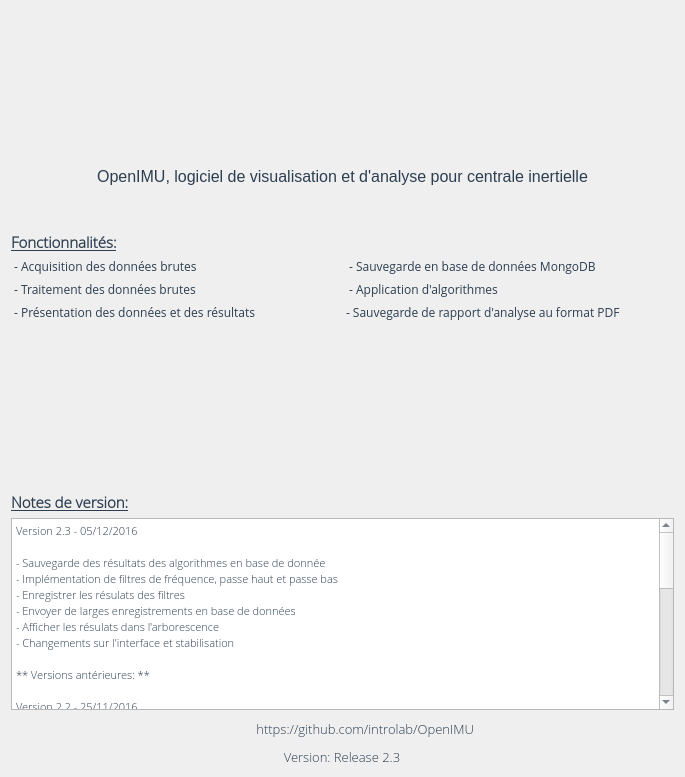
Above: applicationOpenimu/app/widgets/HomeWidget.ui from introlab/OpenIMU before the change. Below: the same form after it.
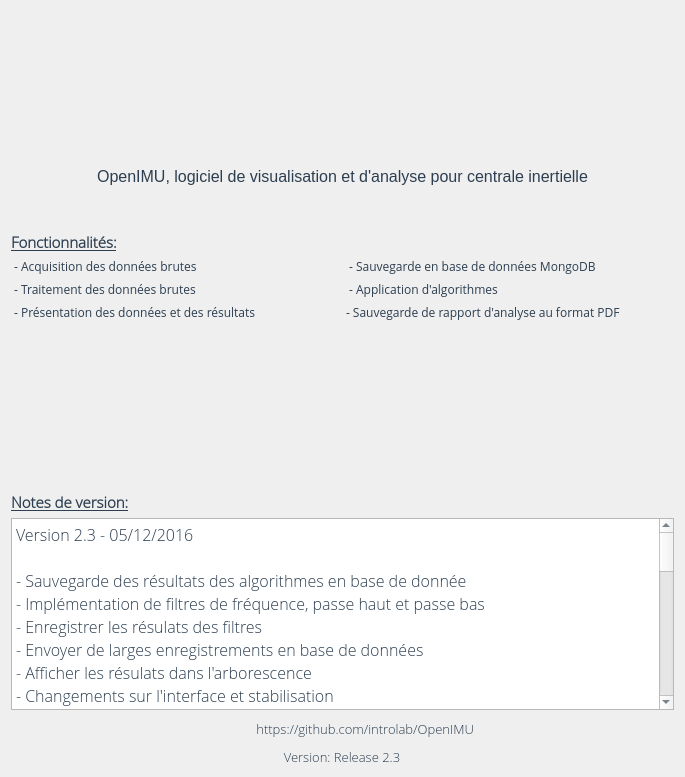
That is the form after the change. Icons and pictures are not drawn.

What changed in the file:
```diff
--- a/applicationOpenimu/app/widgets/HomeWidget.ui
+++ b/applicationOpenimu/app/widgets/HomeWidget.ui
@@ -337,40 +337,40 @@
 &lt;html&gt;&lt;head&gt;&lt;meta name=&quot;qrichtext&quot; content=&quot;1&quot; /&gt;&lt;style type=&quot;text/css&quot;&gt;
 p, li { white-space: pre-wrap; }
 &lt;/style&gt;&lt;/head&gt;&lt;body style=&quot; font-family:'Open Sans Light'; font-size:12pt; font-weight:400; font-style:normal;&quot;&gt;
-&lt;p style=&quot; margin-top:0px; margin-bottom:0px; margin-left:0px; margin-right:0px; -qt-block-indent:0; text-indent:0px;&quot;&gt;&lt;span style=&quot; font-family:'MS Shell Dlg 2'; font-size:8pt;&quot;&gt;Version 2.3 - 05/12/2016&lt;/span&gt;&lt;/p&gt;
-&lt;p style=&quot;-qt-paragraph-type:empty; margin-top:0px; margin-bottom:0px; margin-left:0px; margin-right:0px; -qt-block-indent:0; text-indent:0px; font-family:'MS Shell Dlg 2'; font-size:8pt;&quot;&gt;&lt;br /&gt;&lt;/p&gt;
-&lt;p style=&quot; margin-top:0px; margin-bottom:0px; margin-left:0px; margin-right:0px; -qt-block-indent:0; text-indent:0px;&quot;&gt;&lt;span style=&quot; font-family:'MS Shell Dlg 2'; font-size:8pt;&quot;&gt;- Sauvegarde des résultats des algorithmes en base de donnée&lt;/span&gt;&lt;/p&gt;
-&lt;p style=&quot; margin-top:0px; margin-bottom:0px; margin-left:0px; margin-right:0px; -qt-block-indent:0; text-indent:0px;&quot;&gt;&lt;span style=&quot; font-family:'MS Shell Dlg 2'; font-size:8pt;&quot;&gt;- Implémentation de filtres de fréquence, passe haut et passe bas&lt;/span&gt;&lt;/p&gt;
-&lt;p style=&quot; margin-top:0px; margin-bottom:0px; margin-left:0px; margin-right:0px; -qt-block-indent:0; text-indent:0px;&quot;&gt;&lt;span style=&quot; font-family:'MS Shell Dlg 2'; font-size:8pt;&quot;&gt;- Enregistrer les résulats des filtres&lt;/span&gt;&lt;/p&gt;
-&lt;p style=&quot; margin-top:0px; margin-bottom:0px; margin-left:0px; margin-right:0px; -qt-block-indent:0; text-indent:0px;&quot;&gt;&lt;span style=&quot; font-family:'MS Shell Dlg 2'; font-size:8pt;&quot;&gt;- Envoyer de larges enregistrements en base de données&lt;/span&gt;&lt;/p&gt;
-&lt;p style=&quot; margin-top:0px; margin-bottom:0px; margin-left:0px; margin-right:0px; -qt-block-indent:0; text-indent:0px;&quot;&gt;&lt;span style=&quot; font-family:'MS Shell Dlg 2'; font-size:8pt;&quot;&gt;- Afficher les résulats dans l'arborescence&lt;/span&gt;&lt;/p&gt;
-&lt;p style=&quot; margin-top:0px; margin-bottom:0px; margin-left:0px; margin-right:0px; -qt-block-indent:0; text-indent:0px;&quot;&gt;&lt;span style=&quot; font-family:'MS Shell Dlg 2'; font-size:8pt;&quot;&gt;- Changements sur l'interface et stabilisation&lt;/span&gt;&lt;/p&gt;
-&lt;p style=&quot;-qt-paragraph-type:empty; margin-top:0px; margin-bottom:0px; margin-left:0px; margin-right:0px; -qt-block-indent:0; text-indent:0px; font-family:'MS Shell Dlg 2'; font-size:8pt;&quot;&gt;&lt;br /&gt;&lt;/p&gt;
-&lt;p style=&quot; margin-top:0px; margin-bottom:0px; margin-left:0px; margin-right:0px; -qt-block-indent:0; text-indent:0px;&quot;&gt;&lt;span style=&quot; font-family:'MS Shell Dlg 2'; font-size:8pt;&quot;&gt;** Versions antérieures: **&lt;/span&gt;&lt;/p&gt;
-&lt;p style=&quot;-qt-paragraph-type:empty; margin-top:0px; margin-bottom:0px; margin-left:0px; margin-right:0px; -qt-block-indent:0; text-indent:0px; font-family:'MS Shell Dlg 2'; font-size:8pt;&quot;&gt;&lt;br /&gt;&lt;/p&gt;
-&lt;p style=&quot; margin-top:0px; margin-bottom:0px; margin-left:0px; margin-right:0px; -qt-block-indent:0; text-indent:0px;&quot;&gt;&lt;span style=&quot; font-family:'MS Shell Dlg 2'; font-size:8pt;&quot;&gt;Version 2.2 - 25/11/2016&lt;/span&gt;&lt;/p&gt;
-&lt;p style=&quot;-qt-paragraph-type:empty; margin-top:0px; margin-bottom:0px; margin-left:0px; margin-right:0px; -qt-block-indent:0; text-indent:0px; font-family:'MS Shell Dlg 2'; font-size:8pt;&quot;&gt;&lt;br /&gt;&lt;/p&gt;
-&lt;p style=&quot; margin-top:0px; margin-bottom:0px; margin-left:0px; margin-right:0px; -qt-block-indent:0; text-indent:0px;&quot;&gt;&lt;span style=&quot; font-family:'MS Shell Dlg 2'; font-size:8pt;&quot;&gt;- Renommer les enregistrements &lt;/span&gt;&lt;/p&gt;
-&lt;p style=&quot; margin-top:0px; margin-bottom:0px; margin-left:0px; margin-right:0px; -qt-block-indent:0; text-indent:0px;&quot;&gt;&lt;span style=&quot; font-family:'MS Shell Dlg 2'; font-size:8pt;&quot;&gt;- Découper les enregistrements par tranche horaire &lt;/span&gt;&lt;/p&gt;
-&lt;p style=&quot; margin-top:0px; margin-bottom:0px; margin-left:0px; margin-right:0px; -qt-block-indent:0; text-indent:0px;&quot;&gt;&lt;span style=&quot; font-family:'MS Shell Dlg 2'; font-size:8pt;&quot;&gt;- Arborescence des enregistrements sous forme d'arbre              &lt;/span&gt;&lt;/p&gt;
-&lt;p style=&quot; margin-top:0px; margin-bottom:0px; margin-left:0px; margin-right:0px; -qt-block-indent:0; text-indent:0px;&quot;&gt;&lt;span style=&quot; font-family:'MS Shell Dlg 2'; font-size:8pt;&quot;&gt;- Algorithme FFT en python &lt;/span&gt;&lt;/p&gt;
-&lt;p style=&quot; margin-top:0px; margin-bottom:0px; margin-left:0px; margin-right:0px; -qt-block-indent:0; text-indent:0px;&quot;&gt;&lt;span style=&quot; font-family:'MS Shell Dlg 2'; font-size:8pt;&quot;&gt;- Exportation PDF des résultats &lt;/span&gt;&lt;/p&gt;
-&lt;p style=&quot; margin-top:0px; margin-bottom:0px; margin-left:0px; margin-right:0px; -qt-block-indent:0; text-indent:0px;&quot;&gt;&lt;span style=&quot; font-family:'MS Shell Dlg 2'; font-size:8pt;&quot;&gt;- Affichage du temps de calcul pour les algorithmes&lt;/span&gt;&lt;/p&gt;
-&lt;p style=&quot;-qt-paragraph-type:empty; margin-top:0px; margin-bottom:0px; margin-left:0px; margin-right:0px; -qt-block-indent:0; text-indent:0px; font-family:'MS Shell Dlg 2'; font-size:8pt;&quot;&gt;&lt;br /&gt;&lt;/p&gt;
-&lt;p style=&quot; margin-top:0px; margin-bottom:0px; margin-left:0px; margin-right:0px; -qt-block-indent:0; text-indent:0px;&quot;&gt;&lt;span style=&quot; font-family:'MS Shell Dlg 2'; font-size:8pt;&quot;&gt;Version 2.1 - 06/11/2016&lt;/span&gt;&lt;/p&gt;
-&lt;p style=&quot;-qt-paragraph-type:empty; margin-top:0px; margin-bottom:0px; margin-left:0px; margin-right:0px; -qt-block-indent:0; text-indent:0px; font-family:'MS Shell Dlg 2'; font-size:8pt;&quot;&gt;&lt;br /&gt;&lt;/p&gt;
-&lt;p style=&quot; margin-top:0px; margin-bottom:0px; margin-left:0px; margin-right:0px; -qt-block-indent:0; text-indent:0px;&quot;&gt;&lt;span style=&quot; font-family:'MS Shell Dlg 2'; font-size:8pt;&quot;&gt;- Suppression des enregistrements &lt;/span&gt;&lt;/p&gt;
-&lt;p style=&quot; margin-top:0px; margin-bottom:0px; margin-left:0px; margin-right:0px; -qt-block-indent:0; text-indent:0px;&quot;&gt;&lt;span style=&quot; font-family:'MS Shell Dlg 2'; font-size:8pt;&quot;&gt;- Tabulation pour chaque résultat &lt;/span&gt;&lt;/p&gt;
-&lt;p style=&quot; margin-top:0px; margin-bottom:0px; margin-left:0px; margin-right:0px; -qt-block-indent:0; text-indent:0px;&quot;&gt;&lt;span style=&quot; font-family:'MS Shell Dlg 2'; font-size:8pt;&quot;&gt;- Crash sur importation résolue&lt;/span&gt;&lt;/p&gt;
-&lt;p style=&quot; margin-top:0px; margin-bottom:0px; margin-left:0px; margin-right:0px; -qt-block-indent:0; text-indent:0px;&quot;&gt;&lt;span style=&quot; font-family:'MS Shell Dlg 2'; font-size:8pt;&quot;&gt;- Diminution du temps de lancement de l'application&lt;/span&gt;&lt;/p&gt;
-&lt;p style=&quot;-qt-paragraph-type:empty; margin-top:0px; margin-bottom:0px; margin-left:0px; margin-right:0px; -qt-block-indent:0; text-indent:0px; font-family:'MS Shell Dlg 2'; font-size:8pt;&quot;&gt;&lt;br /&gt;&lt;/p&gt;
-&lt;p style=&quot; margin-top:0px; margin-bottom:0px; margin-left:0px; margin-right:0px; -qt-block-indent:0; text-indent:0px;&quot;&gt;&lt;span style=&quot; font-family:'MS Shell Dlg 2'; font-size:8pt;&quot;&gt;Version 2.0 - 24/10/2016&lt;/span&gt;&lt;/p&gt;
-&lt;p style=&quot;-qt-paragraph-type:empty; margin-top:0px; margin-bottom:0px; margin-left:0px; margin-right:0px; -qt-block-indent:0; text-indent:0px; font-family:'MS Shell Dlg 2'; font-size:8pt;&quot;&gt;&lt;br /&gt;&lt;/p&gt;
-&lt;p style=&quot; margin-top:0px; margin-bottom:0px; margin-left:0px; margin-right:0px; -qt-block-indent:0; text-indent:0px;&quot;&gt;&lt;span style=&quot; font-family:'MS Shell Dlg 2'; font-size:8pt;&quot;&gt;- Sauvegarde en base de données &lt;/span&gt;&lt;/p&gt;
-&lt;p style=&quot; margin-top:0px; margin-bottom:0px; margin-left:0px; margin-right:0px; -qt-block-indent:0; text-indent:0px;&quot;&gt;&lt;span style=&quot; font-family:'MS Shell Dlg 2'; font-size:8pt;&quot;&gt;- Application d'algorithmes en python sur les données&lt;/span&gt;&lt;/p&gt;
-&lt;p style=&quot; margin-top:0px; margin-bottom:0px; margin-left:0px; margin-right:0px; -qt-block-indent:0; text-indent:0px;&quot;&gt;&lt;span style=&quot; font-family:'MS Shell Dlg 2'; font-size:8pt;&quot;&gt;- Implémentation de l'algorithme: temps d'activité &lt;/span&gt;&lt;/p&gt;
-&lt;p style=&quot; margin-top:0px; margin-bottom:0px; margin-left:0px; margin-right:0px; -qt-block-indent:0; text-indent:0px;&quot;&gt;&lt;span style=&quot; font-family:'MS Shell Dlg 2'; font-size:8pt;&quot;&gt;- Améliorations de l'interface utilisateur &lt;/span&gt;&lt;/p&gt;
-&lt;p style=&quot; margin-top:0px; margin-bottom:0px; margin-left:0px; margin-right:0px; -qt-block-indent:0; text-indent:0px;&quot;&gt;&lt;span style=&quot; font-family:'MS Shell Dlg 2'; font-size:8pt;&quot;&gt;- Centrale inertielle supportée dans cette version: Wimu&lt;/span&gt;&lt;/p&gt;&lt;/body&gt;&lt;/html&gt;</string>
+&lt;p style=&quot; margin-top:0px; margin-bottom:0px; margin-left:0px; margin-right:0px; -qt-block-indent:0; text-indent:0px;&quot;&gt;&lt;span style=&quot; font-family:'MS Shell Dlg 2';&quot;&gt;Version 2.3 - 05/12/2016&lt;/span&gt;&lt;/p&gt;
+&lt;p style=&quot;-qt-paragraph-type:empty; margin-top:0px; margin-bottom:0px; margin-left:0px; margin-right:0px; -qt-block-indent:0; text-indent:0px; font-family:'MS Shell Dlg 2';&quot;&gt;&lt;br /&gt;&lt;/p&gt;
+&lt;p style=&quot; margin-top:0px; margin-bottom:0px; margin-left:0px; margin-right:0px; -qt-block-indent:0; text-indent:0px;&quot;&gt;&lt;span style=&quot; font-family:'MS Shell Dlg 2';&quot;&gt;- Sauvegarde des résultats des algorithmes en base de donnée&lt;/span&gt;&lt;/p&gt;
+&lt;p style=&quot; margin-top:0px; margin-bottom:0px; margin-left:0px; margin-right:0px; -qt-block-indent:0; text-indent:0px;&quot;&gt;&lt;span style=&quot; font-family:'MS Shell Dlg 2';&quot;&gt;- Implémentation de filtres de fréquence, passe haut et passe bas&lt;/span&gt;&lt;/p&gt;
+&lt;p style=&quot; margin-top:0px; margin-bottom:0px; margin-left:0px; margin-right:0px; -qt-block-indent:0; text-indent:0px;&quot;&gt;&lt;span style=&quot; font-family:'MS Shell Dlg 2';&quot;&gt;- Enregistrer les résulats des filtres&lt;/span&gt;&lt;/p&gt;
+&lt;p style=&quot; margin-top:0px; margin-bottom:0px; margin-left:0px; margin-right:0px; -qt-block-indent:0; text-indent:0px;&quot;&gt;&lt;span style=&quot; font-family:'MS Shell Dlg 2';&quot;&gt;- Envoyer de larges enregistrements en base de données&lt;/span&gt;&lt;/p&gt;
+&lt;p style=&quot; margin-top:0px; margin-bottom:0px; margin-left:0px; margin-right:0px; -qt-block-indent:0; text-indent:0px;&quot;&gt;&lt;span style=&quot; font-family:'MS Shell Dlg 2';&quot;&gt;- Afficher les résulats dans l'arborescence&lt;/span&gt;&lt;/p&gt;
+&lt;p style=&quot; margin-top:0px; margin-bottom:0px; margin-left:0px; margin-right:0px; -qt-block-indent:0; text-indent:0px;&quot;&gt;&lt;span style=&quot; font-family:'MS Shell Dlg 2';&quot;&gt;- Changements sur l'interface et stabilisation&lt;/span&gt;&lt;/p&gt;
+&lt;p style=&quot;-qt-paragraph-type:empty; margin-top:0px; margin-bottom:0px; margin-left:0px; margin-right:0px; -qt-block-indent:0; text-indent:0px; font-family:'MS Shell Dlg 2';&quot;&gt;&lt;br /&gt;&lt;/p&gt;
+&lt;p style=&quot; margin-top:0px; margin-bottom:0px; margin-left:0px; margin-right:0px; -qt-block-indent:0; text-indent:0px;&quot;&gt;&lt;span style=&quot; font-family:'MS Shell Dlg 2';&quot;&gt;** Versions antérieures: **&lt;/span&gt;&lt;/p&gt;
+&lt;p style=&quot;-qt-paragraph-type:empty; margin-top:0px; margin-bottom:0px; margin-left:0px; margin-right:0px; -qt-block-indent:0; text-indent:0px; font-family:'MS Shell Dlg 2';&quot;&gt;&lt;br /&gt;&lt;/p&gt;
+&lt;p style=&quot; margin-top:0px; margin-bottom:0px; margin-left:0px; margin-right:0px; -qt-block-indent:0; text-indent:0px;&quot;&gt;&lt;span style=&quot; font-family:'MS Shell Dlg 2';&quot;&gt;Version 2.2 - 25/11/2016&lt;/span&gt;&lt;/p&gt;
+&lt;p style=&quot;-qt-paragraph-type:empty; margin-top:0px; margin-bottom:0px; margin-left:0px; margin-right:0px; -qt-block-indent:0; text-indent:0px; font-family:'MS Shell Dlg 2';&quot;&gt;&lt;br /&gt;&lt;/p&gt;
+&lt;p style=&quot; margin-top:0px; margin-bottom:0px; margin-left:0px; margin-right:0px; -qt-block-indent:0; text-indent:0px;&quot;&gt;&lt;span style=&quot; font-family:'MS Shell Dlg 2';&quot;&gt;- Renommer les enregistrements &lt;/span&gt;&lt;/p&gt;
+&lt;p style=&quot; margin-top:0px; margin-bottom:0px; margin-left:0px; margin-right:0px; -qt-block-indent:0; text-indent:0px;&quot;&gt;&lt;span style=&quot; font-family:'MS Shell Dlg 2';&quot;&gt;- Découper les enregistrements par tranche horaire &lt;/span&gt;&lt;/p&gt;
+&lt;p style=&quot; margin-top:0px; margin-bottom:0px; margin-left:0px; margin-right:0px; -qt-block-indent:0; text-indent:0px;&quot;&gt;&lt;span style=&quot; font-family:'MS Shell Dlg 2';&quot;&gt;- Arborescence des enregistrements sous forme d'arbre              &lt;/span&gt;&lt;/p&gt;
+&lt;p style=&quot; margin-top:0px; margin-bottom:0px; margin-left:0px; margin-right:0px; -qt-block-indent:0; text-indent:0px;&quot;&gt;&lt;span style=&quot; font-family:'MS Shell Dlg 2';&quot;&gt;- Algorithme FFT en python &lt;/span&gt;&lt;/p&gt;
+&lt;p style=&quot; margin-top:0px; margin-bottom:0px; margin-left:0px; margin-right:0px; -qt-block-indent:0; text-indent:0px;&quot;&gt;&lt;span style=&quot; font-family:'MS Shell Dlg 2';&quot;&gt;- Exportation PDF des résultats &lt;/span&gt;&lt;/p&gt;
+&lt;p style=&quot; margin-top:0px; margin-bottom:0px; margin-left:0px; margin-right:0px; -qt-block-indent:0; text-indent:0px;&quot;&gt;&lt;span style=&quot; font-family:'MS Shell Dlg 2';&quot;&gt;- Affichage du temps de calcul pour les algorithmes&lt;/span&gt;&lt;/p&gt;
+&lt;p style=&quot;-qt-paragraph-type:empty; margin-top:0px; margin-bottom:0px; margin-left:0px; margin-right:0px; -qt-block-indent:0; text-indent:0px; font-family:'MS Shell Dlg 2';&quot;&gt;&lt;br /&gt;&lt;/p&gt;
+&lt;p style=&quot; margin-top:0px; margin-bottom:0px; margin-left:0px; margin-right:0px; -qt-block-indent:0; text-indent:0px;&quot;&gt;&lt;span style=&quot; font-family:'MS Shell Dlg 2';&quot;&gt;Version 2.1 - 06/11/2016&lt;/span&gt;&lt;/p&gt;
+&lt;p style=&quot;-qt-paragraph-type:empty; margin-top:0px; margin-bottom:0px; margin-left:0px; margin-right:0px; -qt-block-indent:0; text-indent:0px; font-family:'MS Shell Dlg 2';&quot;&gt;&lt;br /&gt;&lt;/p&gt;
+&lt;p style=&quot; margin-top:0px; margin-bottom:0px; margin-left:0px; margin-right:0px; -qt-block-indent:0; text-indent:0px;&quot;&gt;&lt;span style=&quot; font-family:'MS Shell Dlg 2';&quot;&gt;- Suppression des enregistrements &lt;/span&gt;&lt;/p&gt;
+&lt;p style=&quot; margin-top:0px; margin-bottom:0px; margin-left:0px; margin-right:0px; -qt-block-indent:0; text-indent:0px;&quot;&gt;&lt;span style=&quot; font-family:'MS Shell Dlg 2';&quot;&gt;- Tabulation pour chaque résultat &lt;/span&gt;&lt;/p&gt;
+&lt;p style=&quot; margin-top:0px; margin-bottom:0px; margin-left:0px; margin-right:0px; -qt-block-indent:0; text-indent:0px;&quot;&gt;&lt;span style=&quot; font-family:'MS Shell Dlg 2';&quot;&gt;- Crash sur importation résolue&lt;/span&gt;&lt;/p&gt;
+&lt;p style=&quot; margin-top:0px; margin-bottom:0px; margin-left:0px; margin-right:0px; -qt-block-indent:0; text-indent:0px;&quot;&gt;&lt;span style=&quot; font-family:'MS Shell Dlg 2';&quot;&gt;- Diminution du temps de lancement de l'application&lt;/span&gt;&lt;/p&gt;
+&lt;p style=&quot;-qt-paragraph-type:empty; margin-top:0px; margin-bottom:0px; margin-left:0px; margin-right:0px; -qt-block-indent:0; text-indent:0px; font-family:'MS Shell Dlg 2';&quot;&gt;&lt;br /&gt;&lt;/p&gt;
+&lt;p style=&quot; margin-top:0px; margin-bottom:0px; margin-left:0px; margin-right:0px; -qt-block-indent:0; text-indent:0px;&quot;&gt;&lt;span style=&quot; font-family:'MS Shell Dlg 2';&quot;&gt;Version 2.0 - 24/10/2016&lt;/span&gt;&lt;/p&gt;
+&lt;p style=&quot;-qt-paragraph-type:empty; margin-top:0px; margin-bottom:0px; margin-left:0px; margin-right:0px; -qt-block-indent:0; text-indent:0px; font-family:'MS Shell Dlg 2';&quot;&gt;&lt;br /&gt;&lt;/p&gt;
+&lt;p style=&quot; margin-top:0px; margin-bottom:0px; margin-left:0px; margin-right:0px; -qt-block-indent:0; text-indent:0px;&quot;&gt;&lt;span style=&quot; font-family:'MS Shell Dlg 2';&quot;&gt;- Sauvegarde en base de données &lt;/span&gt;&lt;/p&gt;
+&lt;p style=&quot; margin-top:0px; margin-bottom:0px; margin-left:0px; margin-right:0px; -qt-block-indent:0; text-indent:0px;&quot;&gt;&lt;span style=&quot; font-family:'MS Shell Dlg 2';&quot;&gt;- Application d'algorithmes en python sur les données&lt;/span&gt;&lt;/p&gt;
+&lt;p style=&quot; margin-top:0px; margin-bottom:0px; margin-left:0px; margin-right:0px; -qt-block-indent:0; text-indent:0px;&quot;&gt;&lt;span style=&quot; font-family:'MS Shell Dlg 2';&quot;&gt;- Implémentation de l'algorithme: temps d'activité &lt;/span&gt;&lt;/p&gt;
+&lt;p style=&quot; margin-top:0px; margin-bottom:0px; margin-left:0px; margin-right:0px; -qt-block-indent:0; text-indent:0px;&quot;&gt;&lt;span style=&quot; font-family:'MS Shell Dlg 2';&quot;&gt;- Améliorations de l'interface utilisateur &lt;/span&gt;&lt;/p&gt;
+&lt;p style=&quot; margin-top:0px; margin-bottom:0px; margin-left:0px; margin-right:0px; -qt-block-indent:0; text-indent:0px;&quot;&gt;&lt;span style=&quot; font-family:'MS Shell Dlg 2';&quot;&gt;- Centrale inertielle supportée dans cette version: Wimu&lt;/span&gt;&lt;/p&gt;&lt;/body&gt;&lt;/html&gt;</string>
              </property>
             </widget>
            </item>
```
